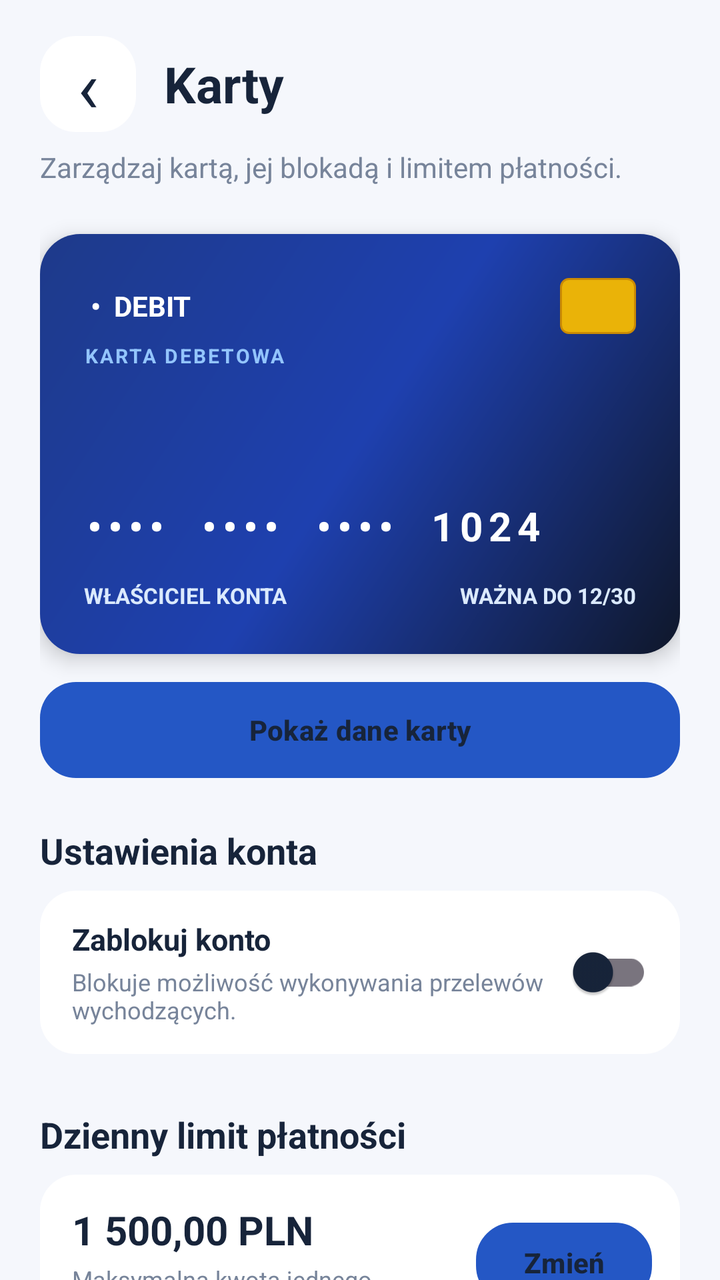
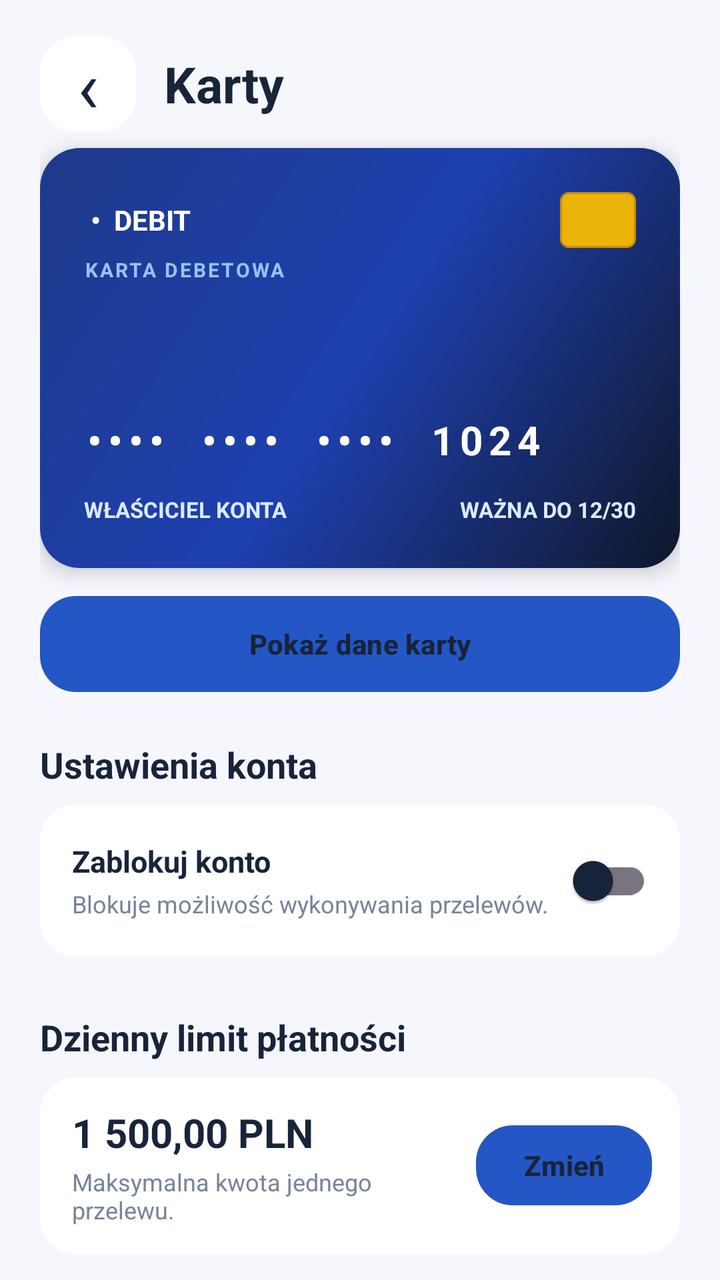

Screens rendered from an Android XML layout before and after an edit, with the pre-edit source and the edit as a unified diff.
<!-- AndroidManifest.xml: application theme Theme.Bank3 -->
<!-- res/layout/activity_cards.xml -->
<?xml version="1.0" encoding="utf-8"?>
<ScrollView xmlns:android="http://schemas.android.com/apk/res/android"
    android:id="@+id/cardsScrollView"
    android:layout_width="match_parent"
    android:layout_height="match_parent"
    android:background="@color/theme_background"
    android:clipToPadding="false"
    android:fillViewport="true"
    android:paddingStart="20dp"
    android:paddingTop="18dp"
    android:paddingEnd="20dp"
    android:paddingBottom="28dp"
    android:scrollbars="none">

    <LinearLayout
        android:id="@+id/cardsRoot"
        android:layout_width="match_parent"
        android:layout_height="wrap_content"
        android:orientation="vertical">

        
        <LinearLayout
            android:layout_width="match_parent"
            android:layout_height="wrap_content"
            android:gravity="center_vertical"
            android:orientation="horizontal">

            <TextView
                android:id="@+id/btnBackCards"
                android:layout_width="48dp"
                android:layout_height="48dp"
                android:background="@drawable/bg_nav_inactive"
                android:contentDescription="Wróć"
                android:gravity="center"
                android:text="‹"
                android:textColor="@color/theme_text"
                android:textSize="36sp" />

            <TextView
                android:id="@+id/txtCardsTitle"
                android:layout_width="0dp"
                android:layout_height="wrap_content"
                android:layout_marginStart="14dp"
                android:layout_weight="1"
                android:text="Karty"
                android:textColor="@color/theme_text"
                android:textSize="25sp"
                android:textStyle="bold" />
        </LinearLayout>

        <TextView
            android:id="@+id/txtCardsSubtitle"
            android:layout_width="match_parent"
            android:layout_height="wrap_content"
            android:paddingTop="8dp"
            android:paddingBottom="16dp"
            android:text="Zarządzaj kartą, jej blokadą i limitem płatności."
            android:textColor="@color/theme_text_secondary"
            android:textSize="14sp" />

        
        <LinearLayout
            android:id="@+id/cardContainer"
            android:layout_width="match_parent"
            android:layout_height="210dp"
            android:layout_marginTop="8dp"
            android:background="@drawable/bg_credit_card"
            android:elevation="6dp"
            android:orientation="vertical"
            android:padding="22dp">

            
            <LinearLayout
                android:layout_width="match_parent"
                android:layout_height="wrap_content"
                android:gravity="center_vertical"
                android:orientation="horizontal">

                <TextView
                    android:layout_width="0dp"
                    android:layout_height="wrap_content"
                    android:layout_weight="1"
                    android:text=" •  DEBIT"
                    android:textColor="#FFFFFF"
                    android:textSize="14sp"
                    android:textStyle="bold" />

                
                <View
                    android:layout_width="38dp"
                    android:layout_height="28dp"
                    android:background="@drawable/bg_card_chip" />
            </LinearLayout>

            <TextView
                android:layout_width="wrap_content"
                android:layout_height="wrap_content"
                android:layout_marginTop="4dp"
                android:letterSpacing="0.1"
                android:text="KARTA DEBETOWA"
                android:textColor="#93C5FD"
                android:textSize="10sp"
                android:textStyle="bold" />

            <View
                android:layout_width="match_parent"
                android:layout_height="0dp"
                android:layout_weight="1" />

            
            <TextView
                android:id="@+id/txtCardNumber"
                android:layout_width="match_parent"
                android:layout_height="wrap_content"
                android:letterSpacing="0.15"
                android:text="••••  ••••  ••••  1024"
                android:textColor="#FFFFFF"
                android:textSize="20sp"
                android:textStyle="bold" />

            
            <LinearLayout
                android:layout_width="match_parent"
                android:layout_height="wrap_content"
                android:layout_marginTop="14dp"
                android:gravity="center_vertical"
                android:orientation="horizontal">

                <TextView
                    android:id="@+id/txtCardHolder"
                    android:layout_width="0dp"
                    android:layout_height="wrap_content"
                    android:layout_weight="1"
                    android:text="WŁAŚCICIEL KONTA"
                    android:textColor="#DBEAFE"
                    android:textSize="11sp"
                    android:textStyle="bold" />

                <TextView
                    android:layout_width="wrap_content"
                    android:layout_height="wrap_content"
                    android:text="WAŻNA DO 12/30"
                    android:textColor="#DBEAFE"
                    android:textSize="11sp"
                    android:textStyle="bold" />
            </LinearLayout>
        </LinearLayout>

        
        <Button
            android:id="@+id/btnRevealCard"
            android:layout_width="match_parent"
            android:layout_height="48dp"
            android:layout_marginTop="14dp"
            android:background="@drawable/bg_nav_inactive"
            android:text="Pokaż dane karty"
            android:textColor="@color/theme_text"
            android:textSize="14sp"
            android:textStyle="bold" />

        
        <TextView
            android:layout_width="match_parent"
            android:layout_height="wrap_content"
            android:layout_marginTop="24dp"
            android:layout_marginBottom="8dp"
            android:text="Ustawienia konta"
            android:textColor="@color/theme_text"
            android:textSize="18sp"
            android:textStyle="bold" />

        
        <LinearLayout
            android:id="@+id/itemBlockAccount"
            android:layout_width="match_parent"
            android:layout_height="wrap_content"
            android:layout_marginBottom="12dp"
            android:background="@drawable/bg_nav_inactive"
            android:gravity="center_vertical"
            android:orientation="horizontal"
            android:paddingStart="16dp"
            android:paddingTop="14dp"
            android:paddingEnd="14dp"
            android:paddingBottom="14dp">

            <LinearLayout
                android:layout_width="0dp"
                android:layout_height="wrap_content"
                android:layout_weight="1"
                android:orientation="vertical">

                <TextView
                    android:layout_width="wrap_content"
                    android:layout_height="wrap_content"
                    android:text="Zablokuj konto"
                    android:textColor="@color/theme_text"
                    android:textSize="15sp"
                    android:textStyle="bold" />

                <TextView
                    android:layout_width="wrap_content"
                    android:layout_height="wrap_content"
                    android:paddingTop="3dp"
                    android:text="Blokuje możliwość wykonywania przelewów wychodzących."
                    android:textColor="@color/theme_text_secondary"
                    android:textSize="12sp" />
            </LinearLayout>

            <androidx.appcompat.widget.SwitchCompat
                android:id="@+id/switchBlocked"
                android:layout_width="wrap_content"
                android:layout_height="wrap_content"
                android:contentDescription="Zablokuj konto" />
        </LinearLayout>

        
        <TextView
            android:layout_width="match_parent"
            android:layout_height="wrap_content"
            android:layout_marginTop="16dp"
            android:layout_marginBottom="8dp"
            android:text="Dzienny limit płatności"
            android:textColor="@color/theme_text"
            android:textSize="18sp"
            android:textStyle="bold" />

        <LinearLayout
            android:layout_width="match_parent"
            android:layout_height="wrap_content"
            android:background="@drawable/bg_nav_inactive"
            android:gravity="center_vertical"
            android:orientation="horizontal"
            android:paddingStart="16dp"
            android:paddingTop="14dp"
            android:paddingEnd="14dp"
            android:paddingBottom="14dp">

            <LinearLayout
                android:layout_width="0dp"
                android:layout_height="wrap_content"
                android:layout_weight="1"
                android:orientation="vertical">

                <TextView
                    android:id="@+id/txtLimitValue"
                    android:layout_width="wrap_content"
                    android:layout_height="wrap_content"
                    android:text="1 500,00 PLN"
                    android:textColor="@color/theme_text"
                    android:textSize="20sp"
                    android:textStyle="bold" />

                <TextView
                    android:layout_width="wrap_content"
                    android:layout_height="wrap_content"
                    android:paddingTop="3dp"
                    android:text="Maksymalna kwota jednego przelewu."
                    android:textColor="@color/theme_text_secondary"
                    android:textSize="12sp" />
            </LinearLayout>

            <Button
                android:id="@+id/btnChangeLimit"
                android:layout_width="wrap_content"
                android:layout_height="40dp"
                android:background="@drawable/bg_quick_action"
                android:paddingStart="16dp"
                android:paddingEnd="16dp"
                android:text="Zmień"
                android:textColor="@color/theme_text"
                android:textSize="14sp"
                android:textStyle="bold" />
        </LinearLayout>

    </LinearLayout>
</ScrollView>
<!-- resources referenced by this layout -->
<resources>
  <color name="theme_background">#F5F7FC</color>
  <color name="theme_text">#17243A</color>
  <color name="theme_text_secondary">#77849A</color>
  <!-- drawable bg_card_chip (drawable) -->
  <?xml version="1.0" encoding="utf-8"?>
  <shape xmlns:android="http://schemas.android.com/apk/res/android">
      <solid android:color="#EAB308" />
      <corners android:radius="4dp" />
      <stroke
          android:width="1dp"
          android:color="#CA8A04" />
  </shape>
  <!-- drawable bg_credit_card (drawable) -->
  <?xml version="1.0" encoding="utf-8"?>
  <shape xmlns:android="http://schemas.android.com/apk/res/android">
      <gradient
          android:angle="135"
          android:endColor="#1E3A8A"
          android:centerColor="#1E40AF"
          android:startColor="#0F172A"
          android:type="linear" />
      <corners android:radius="20dp" />
  </shape>
  <!-- drawable bg_nav_inactive (drawable) -->
  <?xml version="1.0" encoding="utf-8"?>
  <shape xmlns:android="http://schemas.android.com/apk/res/android">
  
      <corners android:radius="18dp" />
  
      <solid android:color="@color/theme_surface" />
  
  </shape>
  <!-- drawable bg_quick_action (drawable) -->
  <?xml version="1.0" encoding="utf-8"?>
  <shape xmlns:android="http://schemas.android.com/apk/res/android">
  
      <corners android:radius="18dp" />
  
      <solid android:color="@color/theme_surface" />
  
      <stroke
          android:width="1dp"
          android:color="@color/theme_divider" />
  
  </shape>
  <style name="Theme.Bank3" parent="Base.Theme.Bank3" />
  <color name="theme_surface">#FFFFFF</color>
  <color name="theme_divider">#E8ECF2</color>
  <style name="Base.Theme.Bank3" parent="Theme.Material3.Light.NoActionBar">
  
          <item name="colorPrimary">@color/theme_primary</item>
          <item name="colorOnPrimary">@color/theme_on_primary</item>
  
          <item name="colorSecondary">@color/theme_accent</item>
          <item name="colorOnSecondary">@color/theme_on_primary</item>
  
          <item name="android:colorBackground">@color/theme_background</item>
          <item name="colorSurface">@color/theme_surface</item>
          <item name="colorOnSurface">@color/theme_text</item>
  
          <item name="android:statusBarColor">@color/theme_background</item>
          <item name="android:navigationBarColor">@color/theme_background</item>
  
          <item name="android:windowLightStatusBar">true</item>
          <item name="android:windowLightNavigationBar">true</item>
      </style>
  <color name="theme_primary">#2457C5</color>
  <color name="theme_on_primary">#FFFFFF</color>
  <color name="theme_accent">#527DE8</color>
</resources>

<!-- the commit's change to res/layout/activity_cards.xml (unified diff, before → after) -->
@@ -48,16 +48,6 @@
                 android:textStyle="bold" />
         </LinearLayout>
 
-        <TextView
-            android:id="@+id/txtCardsSubtitle"
-            android:layout_width="match_parent"
-            android:layout_height="wrap_content"
-            android:paddingTop="8dp"
-            android:paddingBottom="16dp"
-            android:text="Zarządzaj kartą, jej blokadą i limitem płatności."
-            android:textColor="@color/theme_text_secondary"
-            android:textSize="14sp" />
-
         
         <LinearLayout
             android:id="@+id/cardContainer"
@@ -201,7 +191,7 @@
                     android:layout_width="wrap_content"
                     android:layout_height="wrap_content"
                     android:paddingTop="3dp"
-                    android:text="Blokuje możliwość wykonywania przelewów wychodzących."
+                    android:text="Blokuje możliwość wykonywania przelewów."
                     android:textColor="@color/theme_text_secondary"
                     android:textSize="12sp" />
             </LinearLayout>
